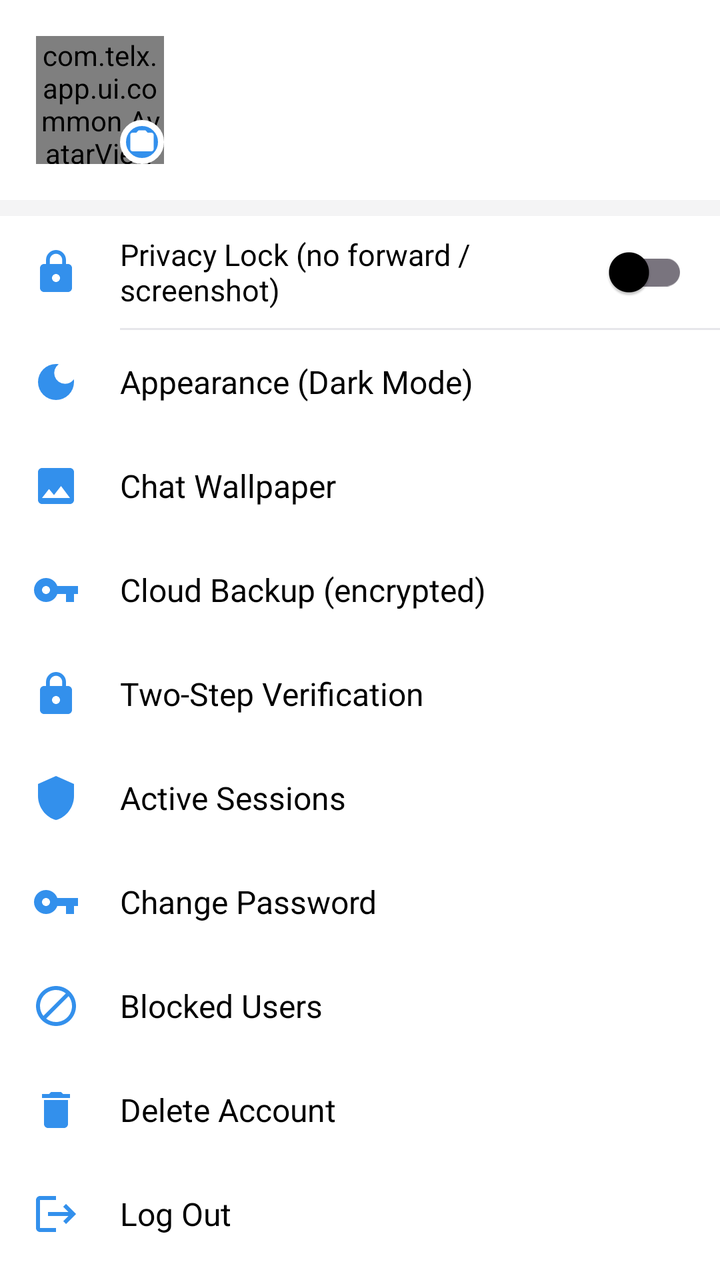
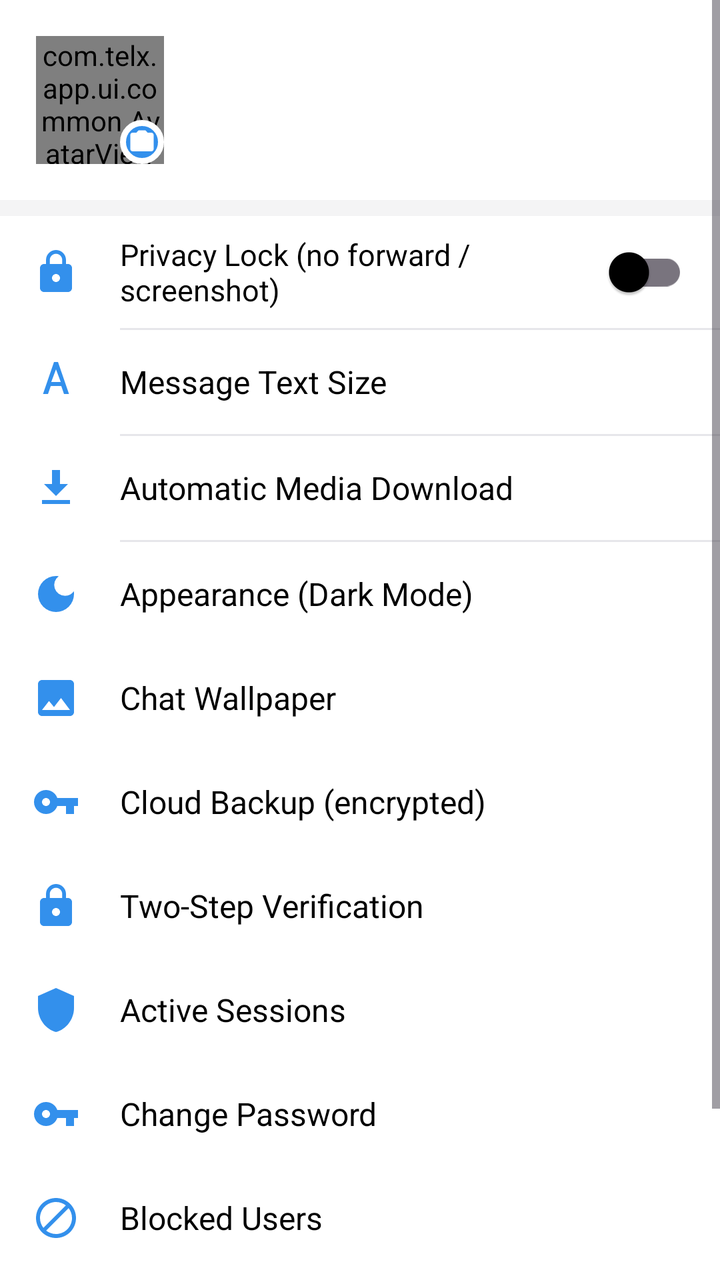

Screens rendered from an Android XML layout before and after an edit, with the pre-edit source and the edit as a unified diff.
<!-- AndroidManifest.xml: application theme Theme.TelX -->
<!-- res/layout/fragment_settings.xml -->
<?xml version="1.0" encoding="utf-8"?>
<ScrollView xmlns:android="http://schemas.android.com/apk/res/android" xmlns:app="http://schemas.android.com/apk/res-auto" xmlns:tools="http://schemas.android.com/tools"
    android:layout_width="match_parent" android:layout_height="match_parent"
    android:background="@color/window_bg" android:fillViewport="true">
    <LinearLayout android:layout_width="match_parent" android:layout_height="wrap_content" android:orientation="vertical">
        <LinearLayout android:id="@+id/settings_header"
            android:layout_width="match_parent" android:layout_height="wrap_content"
            android:orientation="horizontal" android:gravity="center_vertical" android:padding="18dp"
            android:background="?android:attr/selectableItemBackground">
            <FrameLayout android:layout_width="64dp" android:layout_height="64dp">
                <com.telx.app.ui.common.AvatarView android:id="@+id/settings_avatar" android:layout_width="64dp" android:layout_height="64dp" />
                <ImageView android:layout_width="22dp" android:layout_height="22dp"
                    android:layout_gravity="bottom|end" android:src="@drawable/ic_camera"
                    app:tint="#FFFFFF" android:background="@drawable/bg_camera_badge" android:padding="4dp" />
            </FrameLayout>
            <LinearLayout android:layout_width="0dp" android:layout_height="wrap_content" android:layout_weight="1"
                android:orientation="vertical" android:layout_marginStart="14dp">
                <TextView android:id="@+id/settings_name" android:layout_width="wrap_content" android:layout_height="wrap_content"
                    android:textSize="18sp" android:textStyle="bold" android:textColor="@color/text_primary" />
                <TextView android:id="@+id/settings_username" android:layout_width="wrap_content" android:layout_height="wrap_content"
                    android:textSize="14sp" android:textColor="@color/tg_blue" />
            </LinearLayout>
        </LinearLayout>
        <View android:layout_width="match_parent" android:layout_height="8dp" android:background="@color/tile_bg" />
        <LinearLayout android:layout_width="match_parent" android:layout_height="56dp"
            android:orientation="horizontal" android:gravity="center_vertical"
            android:paddingStart="16dp" android:paddingEnd="16dp">
            <ImageView android:layout_width="24dp" android:layout_height="24dp"
                android:src="@drawable/ic_lock" app:tint="@color/tg_blue" />
            <TextView android:layout_width="0dp" android:layout_height="wrap_content" android:layout_weight="1"
                android:layout_marginStart="20dp" android:text="Privacy Lock (no forward / screenshot)"
                android:textSize="15sp" android:textColor="@color/text_primary" />
            <com.google.android.material.switchmaterial.SwitchMaterial android:id="@+id/sw_privacy_lock"
                android:layout_width="wrap_content" android:layout_height="wrap_content" />
        </LinearLayout>
        <View android:layout_width="match_parent" android:layout_height="1dp" android:background="@color/divider" android:layout_marginStart="60dp" />
    <LinearLayout
        android:id="@+id/row_theme"
        android:layout_width="match_parent"
        android:layout_height="52dp"
        android:orientation="horizontal"
        android:gravity="center_vertical"
        android:paddingStart="16dp" android:paddingEnd="16dp"
        android:background="?android:attr/selectableItemBackground">
        <ImageView android:layout_width="24dp" android:layout_height="24dp"
            android:src="@drawable/ic_moon" app:tint="@color/tg_blue" />
        <TextView android:layout_width="0dp" android:layout_height="wrap_content"
            android:layout_weight="1" android:layout_marginStart="20dp"
            android:text="Appearance (Dark Mode)" android:textSize="16sp" android:textColor="@color/text_primary" />
    </LinearLayout>
    <LinearLayout
        android:id="@+id/row_wallpaper"
        android:layout_width="match_parent"
        android:layout_height="52dp"
        android:orientation="horizontal"
        android:gravity="center_vertical"
        android:paddingStart="16dp" android:paddingEnd="16dp"
        android:background="?android:attr/selectableItemBackground">
        <ImageView android:layout_width="24dp" android:layout_height="24dp"
            android:src="@drawable/ic_image" app:tint="@color/tg_blue" />
        <TextView android:layout_width="0dp" android:layout_height="wrap_content"
            android:layout_weight="1" android:layout_marginStart="20dp"
            android:text="Chat Wallpaper" android:textSize="16sp" android:textColor="@color/text_primary" />
    </LinearLayout>
    <LinearLayout
        android:id="@+id/row_backup"
        android:layout_width="match_parent"
        android:layout_height="52dp"
        android:orientation="horizontal"
        android:gravity="center_vertical"
        android:paddingStart="16dp" android:paddingEnd="16dp"
        android:background="?android:attr/selectableItemBackground">
        <ImageView android:layout_width="24dp" android:layout_height="24dp"
            android:src="@drawable/ic_key" app:tint="@color/tg_blue" />
        <TextView android:layout_width="0dp" android:layout_height="wrap_content"
            android:layout_weight="1" android:layout_marginStart="20dp"
            android:text="Cloud Backup (encrypted)" android:textSize="16sp" android:textColor="@color/text_primary" />
    </LinearLayout>
    <LinearLayout
        android:id="@+id/row_2fa"
        android:layout_width="match_parent"
        android:layout_height="52dp"
        android:orientation="horizontal"
        android:gravity="center_vertical"
        android:paddingStart="16dp" android:paddingEnd="16dp"
        android:background="?android:attr/selectableItemBackground">
        <ImageView android:layout_width="24dp" android:layout_height="24dp"
            android:src="@drawable/ic_lock" app:tint="@color/tg_blue" />
        <TextView android:layout_width="0dp" android:layout_height="wrap_content"
            android:layout_weight="1" android:layout_marginStart="20dp"
            android:text="Two-Step Verification" android:textSize="16sp" android:textColor="@color/text_primary" />
    </LinearLayout>
    <LinearLayout
        android:id="@+id/row_sessions"
        android:layout_width="match_parent"
        android:layout_height="52dp"
        android:orientation="horizontal"
        android:gravity="center_vertical"
        android:paddingStart="16dp" android:paddingEnd="16dp"
        android:background="?android:attr/selectableItemBackground">
        <ImageView android:layout_width="24dp" android:layout_height="24dp"
            android:src="@drawable/ic_shield" app:tint="@color/tg_blue" />
        <TextView android:layout_width="0dp" android:layout_height="wrap_content"
            android:layout_weight="1" android:layout_marginStart="20dp"
            android:text="Active Sessions" android:textSize="16sp" android:textColor="@color/text_primary" />
    </LinearLayout>
    <LinearLayout
        android:id="@+id/row_password"
        android:layout_width="match_parent"
        android:layout_height="52dp"
        android:orientation="horizontal"
        android:gravity="center_vertical"
        android:paddingStart="16dp" android:paddingEnd="16dp"
        android:background="?android:attr/selectableItemBackground">
        <ImageView android:layout_width="24dp" android:layout_height="24dp"
            android:src="@drawable/ic_key" app:tint="@color/tg_blue" />
        <TextView android:layout_width="0dp" android:layout_height="wrap_content"
            android:layout_weight="1" android:layout_marginStart="20dp"
            android:text="Change Password" android:textSize="16sp" android:textColor="@color/text_primary" />
    </LinearLayout>
    <LinearLayout
        android:id="@+id/row_blocked"
        android:layout_width="match_parent"
        android:layout_height="52dp"
        android:orientation="horizontal"
        android:gravity="center_vertical"
        android:paddingStart="16dp" android:paddingEnd="16dp"
        android:background="?android:attr/selectableItemBackground">
        <ImageView android:layout_width="24dp" android:layout_height="24dp"
            android:src="@drawable/ic_block" app:tint="@color/tg_blue" />
        <TextView android:layout_width="0dp" android:layout_height="wrap_content"
            android:layout_weight="1" android:layout_marginStart="20dp"
            android:text="Blocked Users" android:textSize="16sp" android:textColor="@color/text_primary" />
    </LinearLayout>
    <LinearLayout
        android:id="@+id/row_delete"
        android:layout_width="match_parent"
        android:layout_height="52dp"
        android:orientation="horizontal"
        android:gravity="center_vertical"
        android:paddingStart="16dp" android:paddingEnd="16dp"
        android:background="?android:attr/selectableItemBackground">
        <ImageView android:layout_width="24dp" android:layout_height="24dp"
            android:src="@drawable/ic_trash" app:tint="@color/tg_blue" />
        <TextView android:layout_width="0dp" android:layout_height="wrap_content"
            android:layout_weight="1" android:layout_marginStart="20dp"
            android:text="Delete Account" android:textSize="16sp" android:textColor="@color/text_primary" />
    </LinearLayout>
    <LinearLayout
        android:id="@+id/row_logout"
        android:layout_width="match_parent"
        android:layout_height="52dp"
        android:orientation="horizontal"
        android:gravity="center_vertical"
        android:paddingStart="16dp" android:paddingEnd="16dp"
        android:background="?android:attr/selectableItemBackground">
        <ImageView android:layout_width="24dp" android:layout_height="24dp"
            android:src="@drawable/ic_logout" app:tint="@color/tg_blue" />
        <TextView android:layout_width="0dp" android:layout_height="wrap_content"
            android:layout_weight="1" android:layout_marginStart="20dp"
            android:text="Log Out" android:textSize="16sp" android:textColor="@color/text_primary" />
    </LinearLayout>
    </LinearLayout>
</ScrollView>
<!-- resources referenced by this layout -->
<resources>
  <color name="divider">#E6E6EA</color>
  <color name="text_primary">#000000</color>
  <color name="tg_blue">#3390EC</color>
  <color name="tile_bg">#F4F4F5</color>
  <color name="window_bg">#FFFFFF</color>
  <!-- drawable bg_camera_badge (drawable) -->
  <?xml version="1.0" encoding="utf-8"?>
  <shape xmlns:android="http://schemas.android.com/apk/res/android" android:shape="oval">
      <solid android:color="#3390EC" />
      <stroke android:width="3dp" android:color="#FFFFFF" />
  </shape>
  <!-- drawable ic_image (drawable) -->
  <?xml version="1.0" encoding="utf-8"?>
  <vector xmlns:android="http://schemas.android.com/apk/res/android"
      android:width="24dp" android:height="24dp"
      android:viewportWidth="24" android:viewportHeight="24">
      <path android:fillColor="#FF6B6B70" android:pathData="M21 19V5c0-1.1-.9-2-2-2H5c-1.1 0-2 .9-2 2v14c0 1.1.9 2 2 2h14c1.1 0 2-.9 2-2zM8.5 13.5l2.5 3.01L14.5 12l4.5 6H5l3.5-4.5z"/>
  </vector>
  <!-- drawable ic_logout (drawable) -->
  <?xml version="1.0" encoding="utf-8"?>
  <vector xmlns:android="http://schemas.android.com/apk/res/android"
      android:width="24dp" android:height="24dp"
      android:viewportWidth="24" android:viewportHeight="24">
      <path android:fillColor="#FF6B6B70" android:pathData="M17 7l-1.41 1.41L18.17 11H8v2h10.17l-2.58 2.58L17 17l5-5zM4 5h8V3H4c-1.1 0-2 .9-2 2v14c0 1.1.9 2 2 2h8v-2H4V5z"/>
  </vector>
  <!-- drawable ic_moon (drawable) -->
  <?xml version="1.0" encoding="utf-8"?>
  <vector xmlns:android="http://schemas.android.com/apk/res/android"
      android:width="24dp" android:height="24dp"
      android:viewportWidth="24" android:viewportHeight="24">
      <path android:fillColor="#FF6B6B70" android:pathData="M12 3a9 9 0 1 0 9 9c0-.46-.04-.92-.1-1.36a5.389 5.389 0 0 1-4.4 2.26 5.403 5.403 0 0 1-3.14-9.8c-.44-.06-.9-.1-1.36-.1z"/>
  </vector>
  <!-- drawable ic_shield (drawable) -->
  <?xml version="1.0" encoding="utf-8"?>
  <vector xmlns:android="http://schemas.android.com/apk/res/android"
      android:width="24dp" android:height="24dp"
      android:viewportWidth="24" android:viewportHeight="24">
      <path android:fillColor="#FF6B6B70" android:pathData="M12 1L3 5v6c0 5.55 3.84 10.74 9 12 5.16-1.26 9-6.45 9-12V5l-9-4z"/>
  </vector>
  <!-- drawable ic_trash (drawable) -->
  <?xml version="1.0" encoding="utf-8"?>
  <vector xmlns:android="http://schemas.android.com/apk/res/android"
      android:width="24dp" android:height="24dp"
      android:viewportWidth="24" android:viewportHeight="24">
      <path android:fillColor="#FF6B6B70" android:pathData="M6 19c0 1.1.9 2 2 2h8c1.1 0 2-.9 2-2V7H6v12zM19 4h-3.5l-1-1h-5l-1 1H5v2h14V4z"/>
  </vector>
  <color name="tg_blue_light">#E7F0FD</color>
  <color name="toolbar_bg">#FFFFFF</color>
  <!-- unchanged entries left out for length: 5 -->
</resources>

<!-- the commit's change to res/layout/fragment_settings.xml (unified diff, before → after) -->
@@ -34,6 +34,36 @@
                 android:layout_width="wrap_content" android:layout_height="wrap_content" />
         </LinearLayout>
         <View android:layout_width="match_parent" android:layout_height="1dp" android:background="@color/divider" android:layout_marginStart="60dp" />
+    <LinearLayout
+        android:id="@+id/row_font_size"
+        android:layout_width="match_parent"
+        android:layout_height="52dp"
+        android:orientation="horizontal"
+        android:gravity="center_vertical"
+        android:paddingStart="16dp" android:paddingEnd="16dp"
+        android:background="?android:attr/selectableItemBackground">
+        <ImageView android:layout_width="24dp" android:layout_height="24dp"
+            android:src="@drawable/ic_font" app:tint="@color/tg_blue" />
+        <TextView android:layout_width="0dp" android:layout_height="wrap_content"
+            android:layout_weight="1" android:layout_marginStart="20dp"
+            android:text="Message Text Size" android:textSize="16sp" android:textColor="@color/text_primary" />
+    </LinearLayout>
+    <View android:layout_width="match_parent" android:layout_height="1dp" android:background="@color/divider" android:layout_marginStart="60dp" />
+    <LinearLayout
+        android:id="@+id/row_autodownload"
+        android:layout_width="match_parent"
+        android:layout_height="52dp"
+        android:orientation="horizontal"
+        android:gravity="center_vertical"
+        android:paddingStart="16dp" android:paddingEnd="16dp"
+        android:background="?android:attr/selectableItemBackground">
+        <ImageView android:layout_width="24dp" android:layout_height="24dp"
+            android:src="@drawable/ic_download" app:tint="@color/tg_blue" />
+        <TextView android:layout_width="0dp" android:layout_height="wrap_content"
+            android:layout_weight="1" android:layout_marginStart="20dp"
+            android:text="Automatic Media Download" android:textSize="16sp" android:textColor="@color/text_primary" />
+    </LinearLayout>
+    <View android:layout_width="match_parent" android:layout_height="1dp" android:background="@color/divider" android:layout_marginStart="60dp" />
     <LinearLayout
         android:id="@+id/row_theme"
         android:layout_width="match_parent"
<!-- resource entries referenced after the edit -->
@@ -11,6 +11,24 @@
       <solid android:color="#3390EC" />
       <stroke android:width="3dp" android:color="#FFFFFF" />
   </shape>
+  <!-- drawable ic_download (drawable) -->
+  <?xml version="1.0" encoding="utf-8"?>
+  <vector xmlns:android="http://schemas.android.com/apk/res/android"
+      android:width="24dp" android:height="24dp"
+      android:viewportWidth="24" android:viewportHeight="24"
+      android:tint="?attr/colorControlNormal">
+      <path android:fillColor="@android:color/white"
+          android:pathData="M12,16l-6,-6h4V3h4v7h4L12,16zM5,18h14v2H5V18z" />
+  </vector>
+  <!-- drawable ic_font (drawable) -->
+  <?xml version="1.0" encoding="utf-8"?>
+  <vector xmlns:android="http://schemas.android.com/apk/res/android"
+      android:width="24dp" android:height="24dp"
+      android:viewportWidth="24" android:viewportHeight="24"
+      android:tint="?attr/colorControlNormal">
+      <path android:fillColor="@android:color/white"
+          android:pathData="M9.62,12L12,5.67L14.37,12M11,2L5.5,18H8L9.38,14H14.63L16,18H18.5L13,2H11Z" />
+  </vector>
   <!-- drawable ic_image (drawable) -->
   <?xml version="1.0" encoding="utf-8"?>
   <vector xmlns:android="http://schemas.android.com/apk/res/android"
